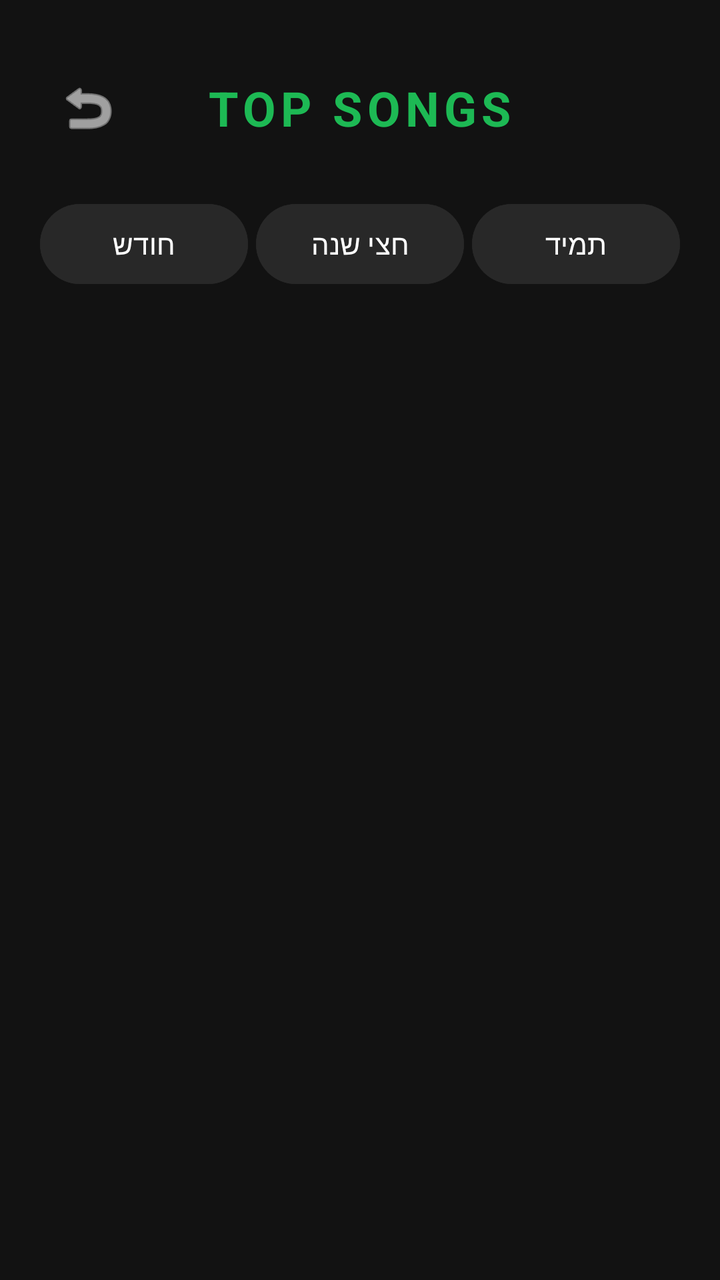
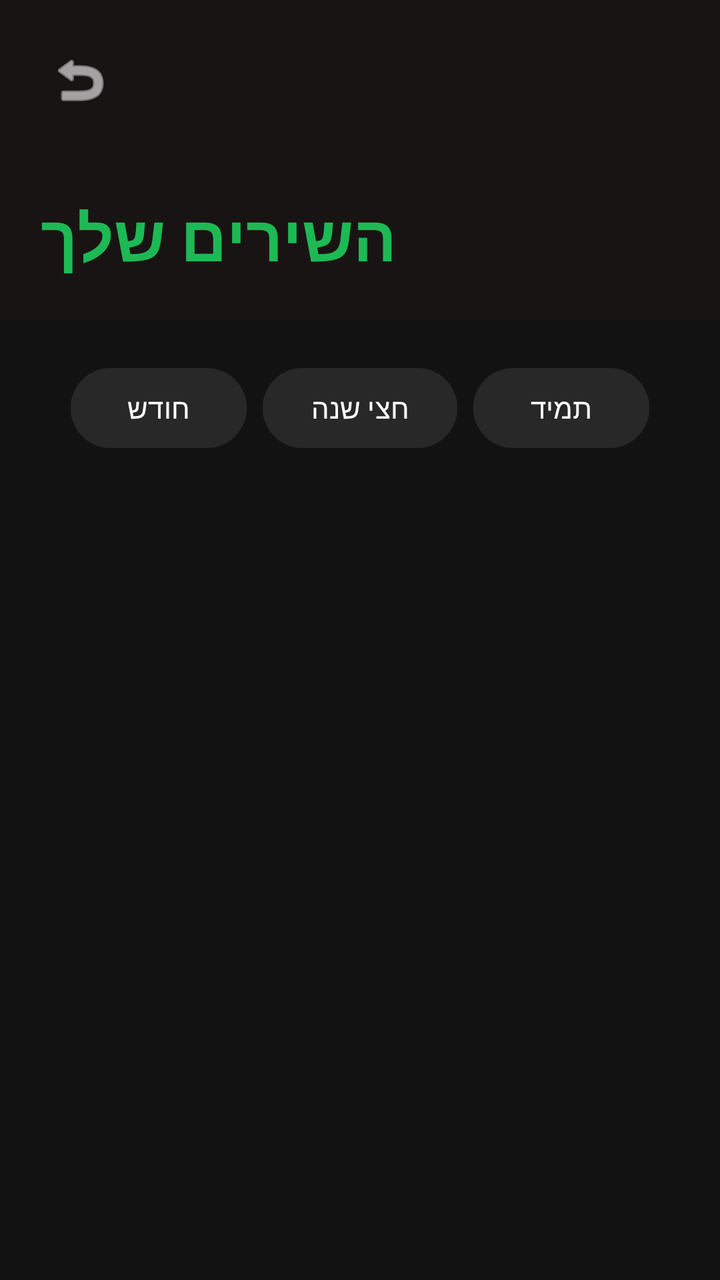

An Android layout rendered at two revisions. The XML below is the earlier revision; the diff shows what the commit changed to produce the second picture.
<!-- AndroidManifest.xml: application theme Theme.Guessify1 -->
<!-- res/layout/activity_top_songs.xml -->
<?xml version="1.0" encoding="utf-8"?>
<LinearLayout xmlns:android="http://schemas.android.com/apk/res/android"
    android:layout_width="match_parent"
    android:layout_height="match_parent"
    android:background="#121212"
    android:orientation="vertical"
    android:padding="20dp">

    <RelativeLayout
        android:layout_width="match_parent"
        android:layout_height="wrap_content"
        android:layout_marginTop="10dp"
        android:layout_marginBottom="20dp">

        <ImageButton
            android:id="@+id/btnBack"
            android:layout_width="48dp"
            android:layout_height="48dp"
            android:background="?attr/selectableItemBackgroundBorderless"
            android:src="@android:drawable/ic_menu_revert"
            android:contentDescription="חזרה"
            android:tint="#FFFFFF"
            android:layout_alignParentStart="true"
            android:layout_centerVertical="true"/>

        <TextView
            android:layout_width="wrap_content"
            android:layout_height="wrap_content"
            android:layout_centerInParent="true"
            android:text="TOP SONGS"
            android:textColor="#1DB954"
            android:textSize="24sp"
            android:textStyle="bold"
            android:letterSpacing="0.1" />
    </RelativeLayout>

    <LinearLayout
        android:layout_width="match_parent"
        android:layout_height="wrap_content"
        android:orientation="horizontal"
        android:gravity="center"
        android:layout_marginBottom="24dp">
        <Button android:id="@+id/btnShort" android:layout_width="0dp" android:layout_height="wrap_content" android:layout_weight="1" android:text="חודש" android:backgroundTint="#282828" android:layout_marginEnd="4dp"/>
        <Button android:id="@+id/btnMedium" android:layout_width="0dp" android:layout_height="wrap_content" android:layout_weight="1" android:text="חצי שנה" android:backgroundTint="#282828" android:layout_marginEnd="4dp"/>
        <Button android:id="@+id/btnLong" android:layout_width="0dp" android:layout_height="wrap_content" android:layout_weight="1" android:text="תמיד" android:backgroundTint="#282828"/>
    </LinearLayout>

    <ScrollView
        android:layout_width="match_parent"
        android:layout_height="match_parent">
        <TextView
            android:id="@+id/tvSongsList"
            android:layout_width="match_parent"
            android:layout_height="wrap_content"
            android:textColor="#FFFFFF"
            android:textSize="18sp"
            android:lineSpacingExtra="12dp" />
    </ScrollView>
</LinearLayout>
<!-- resources referenced by this layout -->
<resources>
  <style name="Theme.Guessify1" parent="Base.Theme.Guessify1" />
  <style name="Base.Theme.Guessify1" parent="Theme.Material3.DayNight.NoActionBar">
          
          
      </style>
</resources>

<!-- the commit's change to res/layout/activity_top_songs.xml (unified diff, before → after) -->
@@ -1,59 +1,59 @@
 <?xml version="1.0" encoding="utf-8"?>
 <LinearLayout xmlns:android="http://schemas.android.com/apk/res/android"
+    xmlns:app="http://schemas.android.com/apk/res-auto"
     android:layout_width="match_parent"
     android:layout_height="match_parent"
     android:background="#121212"
-    android:orientation="vertical"
-    android:padding="20dp">
+    android:orientation="vertical">
 
     <RelativeLayout
         android:layout_width="match_parent"
-        android:layout_height="wrap_content"
-        android:layout_marginTop="10dp"
-        android:layout_marginBottom="20dp">
+        android:layout_height="160dp"
+        android:background="#191414"
+        android:padding="20dp">
 
         <ImageButton
             android:id="@+id/btnBack"
-            android:layout_width="48dp"
-            android:layout_height="48dp"
+            android:layout_width="40dp"
+            android:layout_height="40dp"
             android:background="?attr/selectableItemBackgroundBorderless"
             android:src="@android:drawable/ic_menu_revert"
-            android:contentDescription="חזרה"
-            android:tint="#FFFFFF"
-            android:layout_alignParentStart="true"
-            android:layout_centerVertical="true"/>
+            app:tint="#FFFFFF" />
 
         <TextView
             android:layout_width="wrap_content"
             android:layout_height="wrap_content"
-            android:layout_centerInParent="true"
-            android:text="TOP SONGS"
+            android:layout_alignParentBottom="true"
+            android:text="השירים שלך"
             android:textColor="#1DB954"
-            android:textSize="24sp"
-            android:textStyle="bold"
-            android:letterSpacing="0.1" />
+            android:textSize="32sp"
+            android:textStyle="bold" />
     </RelativeLayout>
 
     <LinearLayout
         android:layout_width="match_parent"
         android:layout_height="wrap_content"
-        android:orientation="horizontal"
+        android:padding="16dp"
         android:gravity="center"
-        android:layout_marginBottom="24dp">
-        <Button android:id="@+id/btnShort" android:layout_width="0dp" android:layout_height="wrap_content" android:layout_weight="1" android:text="חודש" android:backgroundTint="#282828" android:layout_marginEnd="4dp"/>
-        <Button android:id="@+id/btnMedium" android:layout_width="0dp" android:layout_height="wrap_content" android:layout_weight="1" android:text="חצי שנה" android:backgroundTint="#282828" android:layout_marginEnd="4dp"/>
-        <Button android:id="@+id/btnLong" android:layout_width="0dp" android:layout_height="wrap_content" android:layout_weight="1" android:text="תמיד" android:backgroundTint="#282828"/>
+        android:orientation="horizontal">
+
+        <Button android:id="@+id/btnShort" android:layout_width="wrap_content" android:layout_height="wrap_content" android:text="חודש" android:layout_margin="4dp" android:backgroundTint="#282828" app:cornerRadius="20dp"/>
+        <Button android:id="@+id/btnMedium" android:layout_width="wrap_content" android:layout_height="wrap_content" android:text="חצי שנה" android:layout_margin="4dp" android:backgroundTint="#282828" app:cornerRadius="20dp"/>
+        <Button android:id="@+id/btnLong" android:layout_width="wrap_content" android:layout_height="wrap_content" android:text="תמיד" android:layout_margin="4dp" android:backgroundTint="#282828" app:cornerRadius="20dp"/>
     </LinearLayout>
 
-    <ScrollView
+    <androidx.core.widget.NestedScrollView
         android:layout_width="match_parent"
-        android:layout_height="match_parent">
+        android:layout_height="match_parent"
+        android:layout_margin="10dp">
         <TextView
             android:id="@+id/tvSongsList"
             android:layout_width="match_parent"
             android:layout_height="wrap_content"
+            android:padding="16dp"
             android:textColor="#FFFFFF"
             android:textSize="18sp"
-            android:lineSpacingExtra="12dp" />
-    </ScrollView>
+            android:lineSpacingExtra="15dp" />
+    </androidx.core.widget.NestedScrollView>
+
 </LinearLayout>
